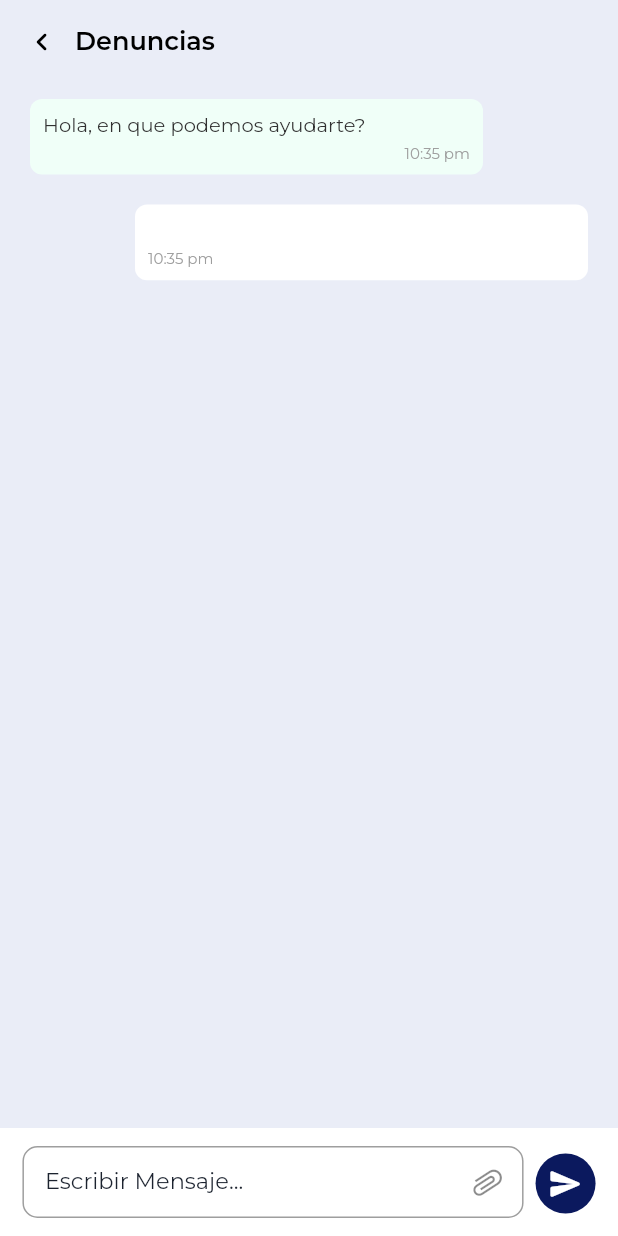
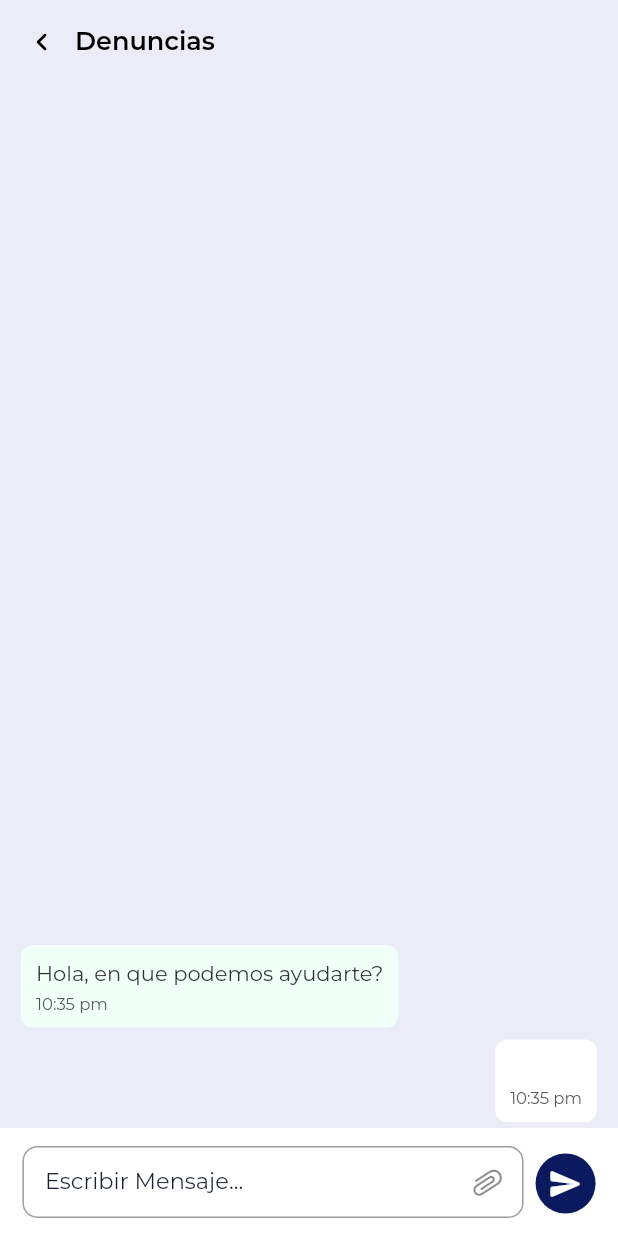
Before and after one commit to 5murdok5/policia_comunitaria, a Flutter app: the PageDenuncias screen opened directly, after a tap on the "send" icon, on a phone screen of 412 x 824 dp. Run offline on Flutter 3.47's test engine with Material 2 defaults, Android fonts, the light colour scheme and no system bars; our stand-ins replace firebase_core, flutter_map, get, latlong2; accounts and stored records are empty; network calls fail; project files that could hold a hidden picture were left out.

Commit message:
update chat denuncias

```diff
--- a/lib/src/logic/controllers/chatCtrl.dart
+++ b/lib/src/logic/controllers/chatCtrl.dart
@@ -30,11 +30,11 @@ class ChatController extends GetxController {
         .toList();
     if (exist.isEmpty) {
       Future.delayed(
-        const Duration(milliseconds: 300),
+        const Duration(milliseconds: 1200),
         () => listMessages.add(
           MessageModel(
-            dateRecived: DateTime.now().microsecondsSinceEpoch,
-            dateSend: DateTime.now().microsecondsSinceEpoch,
+            dateRecived: DateTime.now().millisecondsSinceEpoch,
+            dateSend: DateTime.now().millisecondsSinceEpoch,
             idUser: 'owner',
             message: 'Hola, en que podemos ayudarte?',
             type: 'text',
@@ -46,8 +46,7 @@ class ChatController extends GetxController {
 
   sendMessage() {
     UserController userCtrl = Get.find();
-    listMessages.insert(
-      listMessages.length - 1,
+    listMessages.add(
       MessageModel(
         dateRecived: DateTime.now().millisecondsSinceEpoch,
         dateSend: DateTime.now().millisecondsSinceEpoch,
--- a/lib/src/models/models.services.dart
+++ b/lib/src/models/models.services.dart
@@ -2,6 +2,7 @@
 import 'dart:convert';
 
 import 'package:flutter/widgets.dart';
+import 'package:policiacomunitaria/src/ui/pages/custodia/page.custodia.dart';
 import 'package:policiacomunitaria/src/ui/pages/denuncias/page.denuncias.dart';
 import 'package:policiacomunitaria/src/ui/pages/emergencia/page.emergencia.dart';
 import 'package:policiacomunitaria/src/ui/pages/searchUpc/page.searchupc.dart';
@@ -62,5 +63,6 @@ final List<ModelServices> listServicesMd = [
     iconService: 'https://i.imgur.com/lZIjdoX.png',
     largeDescription:
         'Proident labore pariatur veniam labore aliquip sit excepteur tempor in duis nulla id officia voluptate. Nulla sit dolor cillum cupidatat pariatur non Lorem nostrud. Laborum quis occaecat ut adipisicing. Consequat ad pariatur cillum cillum ut ad aliquip dolore. Do esse aliquip minim veniam culpa fugiat sunt id aute tempor tempor non in. Eu quis exercitation fugiat amet ipsum adipisicing aliquip laboris proident tempor cupidatat do. Aliquip proident qui tempor minim. Deserunt minim ipsum aliquip aliqua anim eiusmod ut nulla exercitation.',
+    page: const PageCustodia(),
   ),
 ];
--- a/lib/src/routes/routes.dart
+++ b/lib/src/routes/routes.dart
@@ -1,4 +1,5 @@
 import 'package:flutter/cupertino.dart';
+import 'package:policiacomunitaria/src/ui/pages/custodia/page.custodia.dart';
 import 'package:policiacomunitaria/src/ui/pages/home/page.home.dart';
 import 'package:policiacomunitaria/src/ui/pages/login/page.login.dart';
 import 'package:policiacomunitaria/src/ui/pages/splash/page.splash.dart';
@@ -8,5 +9,6 @@ class Routes {
     '/': (context) => const SplashPage(),
     '/home': (context) => const HomePage(),
     '/login': (context) => const LoginPage(),
+    '/custodia': (context) => const PageCustodia(),
   };
 }
--- /dev/null
+++ b/lib/src/ui/pages/custodia/page.custodia.dart
@@ -0,0 +1,41 @@
+import 'package:flutter/material.dart';
+import 'package:policiacomunitaria/src/global/global_valiables_app.dart';
+import 'package:policiacomunitaria/src/ui/widgets/widget_input.dart';
+import 'package:policiacomunitaria/src/ui/widgets/widget_text.dart';
+
+class PageCustodia extends StatelessWidget {
+  const PageCustodia({super.key});
+
+  @override
+  Widget build(BuildContext context) {
+    return Scaffold(
+      body: SafeArea(
+        child: SingleChildScrollView(
+          padding: EdgeInsets.symmetric(
+            horizontal: paddingHzApp,
+          ),
+          child: Column(
+            children: [
+              text(
+                'Para solicitar custodia policial, ingresa los datos a continuación',
+              ),
+              Input(
+                title: 'Seleccionar Fecha',
+                keyboardType: TextInputType.datetime,
+              ),
+              Input(
+                title: 'Salida',
+              ),
+              Input(
+                title: 'Destino',
+              ),
+              Input(
+                title: 'Motivo de Solicitud',
+              ),
+            ],
+          ),
+        ),
+      ),
+    );
+  }
+}
--- a/lib/src/ui/pages/denuncias/comp.denuncias/comp.text.list.dart
+++ b/lib/src/ui/pages/denuncias/comp.denuncias/comp.text.list.dart
@@ -1,10 +1,9 @@
-import 'package:animate_do/animate_do.dart';
 import 'package:flutter/material.dart';
 import 'package:get/get.dart';
+import 'package:policiacomunitaria/src/global/global_valiables_app.dart';
 import 'package:policiacomunitaria/src/logic/controllers/UserCtrl.dart';
 import 'package:policiacomunitaria/src/logic/controllers/chatCtrl.dart';
 import 'package:policiacomunitaria/src/models/models.message.dart';
-import 'package:policiacomunitaria/src/ui/widgets/widget_card.dart';
 import 'package:policiacomunitaria/src/ui/widgets/widget_text.dart';
 
 class CompChatList extends StatelessWidget {
@@ -17,9 +16,11 @@ class CompChatList extends StatelessWidget {
       () => ListView.builder(
         physics: const BouncingScrollPhysics(),
         itemCount: smsCtrl.listMessages.length,
+        reverse: true,
+        shrinkWrap: true,
         itemBuilder: (context, index) {
           return messageComp(
-            isRemited:
+            isMine:
                 userCtrl.userDt.idUser == smsCtrl.listMessages[index].idUser,
             message: smsCtrl.listMessages[index],
           );
@@ -28,37 +29,46 @@ class CompChatList extends StatelessWidget {
     );
   }
 
-  Widget messageComp({bool isRemited = true, MessageModel? message}) {
-    return CtCard(
-      color:
-          isRemited ? Colors.white : const Color.fromARGB(255, 240, 255, 248),
-      margin: EdgeInsets.only(
-        left: isRemited ? 90 : 20,
-        right: isRemited ? 20 : 90,
-        top: 10,
-        bottom: 10,
+  Widget messageComp({bool isMine = true, MessageModel? message}) {
+    return Row(
+      mainAxisAlignment:
+          isMine ? MainAxisAlignment.end : MainAxisAlignment.start,
+      children: [
+        IntrinsicWidth(
+          child: Container(
+            constraints: BoxConstraints(maxWidth: width / 1.3),
+            margin: const EdgeInsets.symmetric(vertical: 4, horizontal: 14),
+            padding: const EdgeInsets.symmetric(vertical: 10, horizontal: 10),
+            decoration: BoxDecoration(
+              color: isMine
+                  ? Colors.white
+                  : const Color.fromARGB(255, 240, 255, 248),
+              borderRadius: const BorderRadius.all(
+                Radius.circular(8),
+              ),
             ),
             child: Column(
-        crossAxisAlignment:
-            isRemited ? CrossAxisAlignment.end : CrossAxisAlignment.start,
               children: [
                 text(
-            message?.message ?? 'No Sms',
-            size: 13,
-            textAlign: isRemited ? TextAlign.right : TextAlign.left,
-            bottom: 5,
+                  message?.message ?? 'sms',
+                  size: 14,
                 ),
                 Align(
-            alignment: isRemited ? Alignment.centerLeft : Alignment.centerRight,
+                  alignment:
+                      !isMine ? Alignment.centerLeft : Alignment.centerRight,
                   child: text(
                     '10:35 pm',
+                    top: 5,
                     type: 'body1',
-              size: 10,
-              color: Colors.grey,
+                    size: 11,
+                    color: const Color.fromARGB(255, 87, 87, 87),
                   ),
                 )
               ],
             ),
+          ),
+        ),
+      ],
     );
   }
 }
```
Lines whose indentation alone changed are shown as unchanged.
